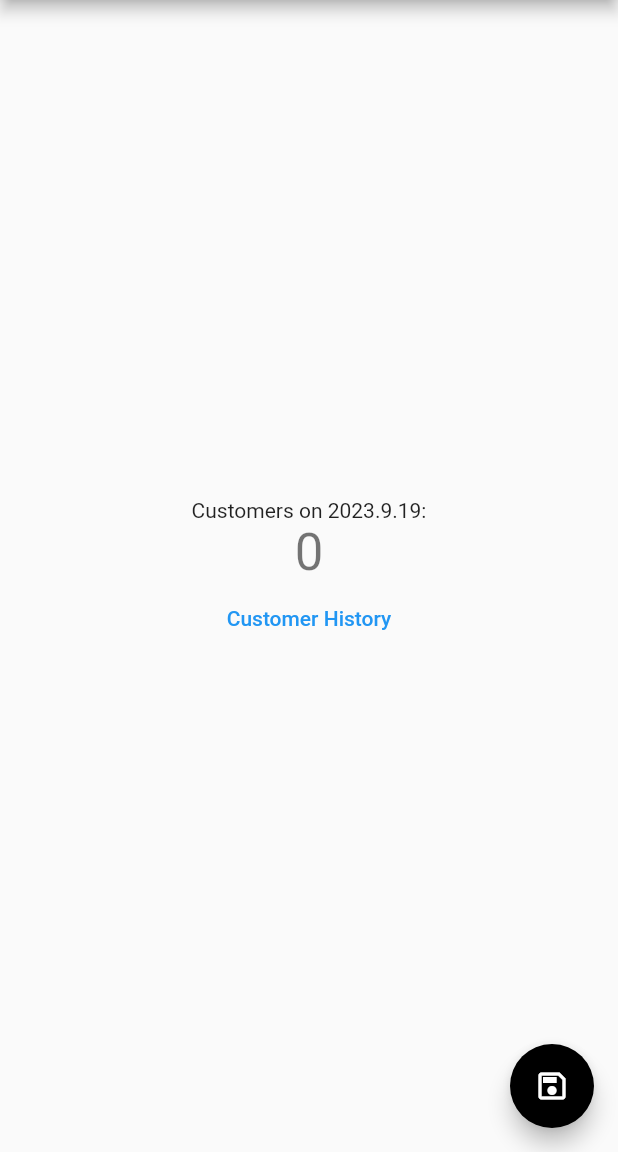
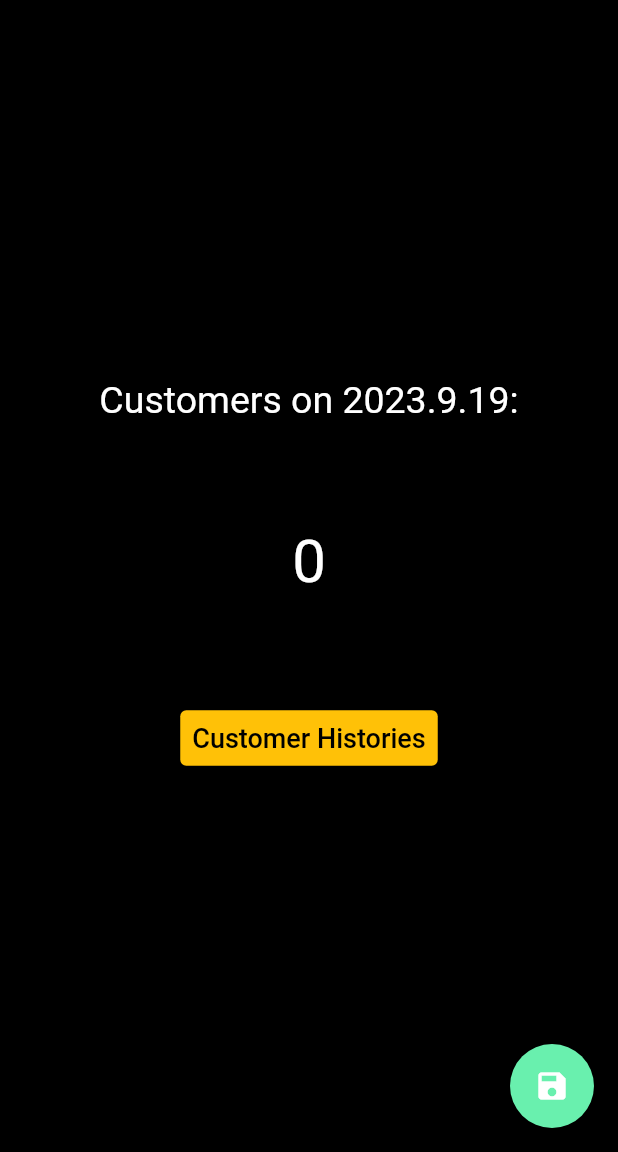
Before and after one commit to daniellee97/Customer_counter_flutter, a Flutter app: the screen it shows after launch, on a phone screen of 412 x 824 dp, the part 84-1236 px from its top. Run offline on Flutter 3.47's test engine with Material 2 defaults, Android fonts, the phone set to English and light mode, and no system bars.

Commit message:
Styling update

```diff
--- a/counter/lib/screens/counterScreen.dart
+++ b/counter/lib/screens/counterScreen.dart
@@ -28,7 +28,6 @@ class _CounterScreenState extends State<CounterScreen> {
       _customerHistory = {..._customerHistory, time: _counter};
       _resetCounter();
     });
-    print(_customerHistory);
   }
 
   void _resetCounter() {
@@ -43,6 +42,7 @@ class _CounterScreenState extends State<CounterScreen> {
       appBar: AppBar(
         title: Text(widget.title),
       ),
+      backgroundColor: Colors.black,
       body: GestureDetector(
         behavior: HitTestBehavior.opaque,
         onTap: _incrementCounter,
@@ -50,15 +50,32 @@ class _CounterScreenState extends State<CounterScreen> {
           child: Column(
             mainAxisAlignment: MainAxisAlignment.center,
             children: <Widget>[
-              Text(
-                'Customers on ${date.year}.${date.month}.${date.day}:',
+              Container(
+                margin: const EdgeInsets.only(bottom: 70),
+                child: Text(
+                  'Customers on ${date.year}.${date.month}.${date.day}:',
+                  style: const TextStyle(
+                    color: Colors.white,
+                    fontSize: 25,
+                  ),
+                ),
               ),
-              Text(
-                '$_counter',
-                style: Theme.of(context).textTheme.headlineMedium,
+              Container(
+                margin: const EdgeInsets.only(bottom: 70),
+                child: Text(
+                  '$_counter',
+                  style: const TextStyle(color: Colors.white, fontSize: 40),
+                ),
               ),
               TextButton(
-                child: const Text('Customer History'),
+                style: TextButton.styleFrom(
+                  foregroundColor: Colors.black,
+                  backgroundColor: Colors.amber,
+                ),
+                child: const Text(
+                  'Customer Histories',
+                  style: TextStyle(fontSize: 18),
+                ),
                 onPressed: () => Navigator.push(
                     context,
                     MaterialPageRoute(
--- a/counter/lib/screens/customerHistory.dart
+++ b/counter/lib/screens/customerHistory.dart
@@ -8,10 +8,8 @@ class CustomerHistoryScreen extends StatelessWidget {
   Widget build(BuildContext context) {
     return Scaffold(
         appBar: AppBar(title: const Text('Customer History')),
-        body: Column(
-          mainAxisAlignment: MainAxisAlignment.center,
-          crossAxisAlignment: CrossAxisAlignment.center,
-          children: [Text(customerHistory.toString())],
+        body: Center(
+          child: Text(customerHistory.toString()),
         ));
   }
 }
--- a/counter/lib/screens/saveDialog.dart
+++ b/counter/lib/screens/saveDialog.dart
@@ -8,19 +8,26 @@ class SaveDialog extends StatelessWidget {
   @override
   Widget build(BuildContext context) {
     return FloatingActionButton(
-      backgroundColor: Colors.black,
+      backgroundColor: Colors.greenAccent,
       onPressed: () => showDialog<String>(
         context: context,
         builder: (BuildContext context) => AlertDialog(
           title: const Text('Do you want to save?'),
           content: const Text(
-              'Do you want to save the current number of customer as the final number for today?'),
+              'Do you want to save the current number of customer as the final number for today? '),
           actions: <Widget>[
             TextButton(
+              style: TextButton.styleFrom(
+                foregroundColor: Colors.white,
+                backgroundColor: Colors.red,
+              ),
               onPressed: () => Navigator.pop(context, 'Cancel'),
               child: const Text('Cancel'),
             ),
             TextButton(
+              style: TextButton.styleFrom(
+                  foregroundColor: Colors.white,
+                  backgroundColor: Colors.greenAccent[400]),
               onPressed: () {
                 saveCustomerHistory(DateTime.now().toLocal());
                 Navigator.pop(context, 'Save');
@@ -30,7 +37,7 @@ class SaveDialog extends StatelessWidget {
           ],
         ),
       ),
-      child: const Icon(Icons.save_outlined),
+      child: const Icon(Icons.save),
     );
   }
 }
```
